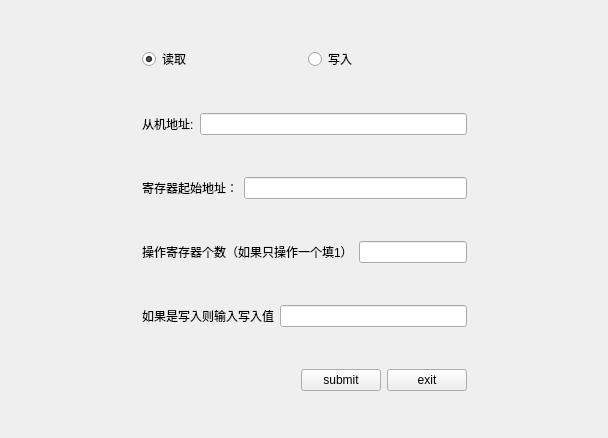
This is thired.ui in 664346241/Qt as Qt 5 draws it before an edit. The edited form follows.
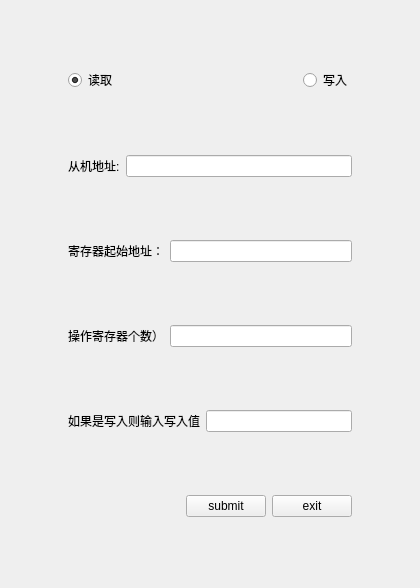
This is the edited form.

What changed in the file:
```diff
--- a/thired.ui
+++ b/thired.ui
@@ -6,8 +6,8 @@
    <rect>
     <x>0</x>
     <y>0</y>
-    <width>608</width>
-    <height>438</height>
+    <width>420</width>
+    <height>588</height>
    </rect>
   </property>
   <property name="windowTitle">
@@ -44,6 +44,19 @@
          </property>
         </widget>
        </item>
+       <item>
+        <spacer name="horizontalSpacer">
+         <property name="orientation">
+          <enum>Qt::Horizontal</enum>
+         </property>
+         <property name="sizeHint" stdset="0">
+          <size>
+           <width>180</width>
+           <height>20</height>
+          </size>
+         </property>
+        </spacer>
+       </item>
        <item>
         <widget class="QRadioButton" name="radiowrite_2">
          <property name="text">
@@ -92,7 +105,7 @@
        <item>
         <widget class="QLabel" name="label_7">
          <property name="text">
-          <string>操作寄存器个数（如果只操作一个填1）</string>
+          <string>操作寄存器个数）</string>
          </property>
         </widget>
        </item>
```
Left out of the diff: 6 changed lines with no effect on the pictures.
